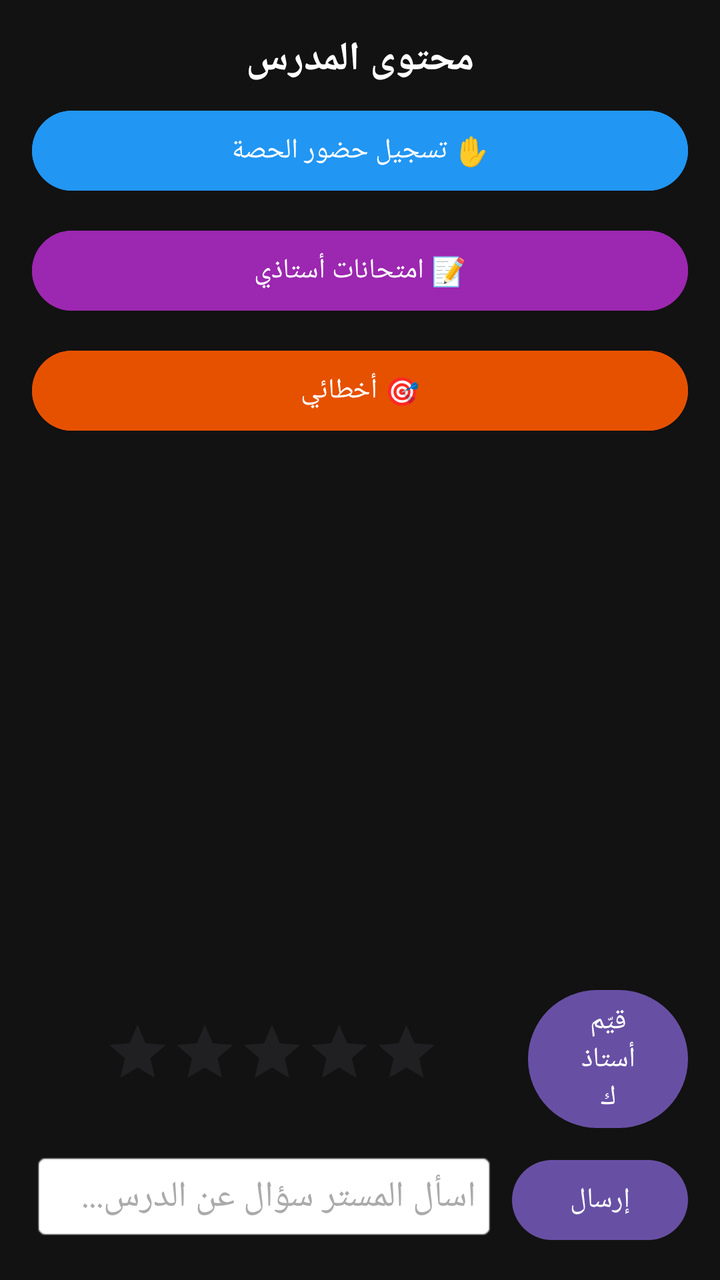
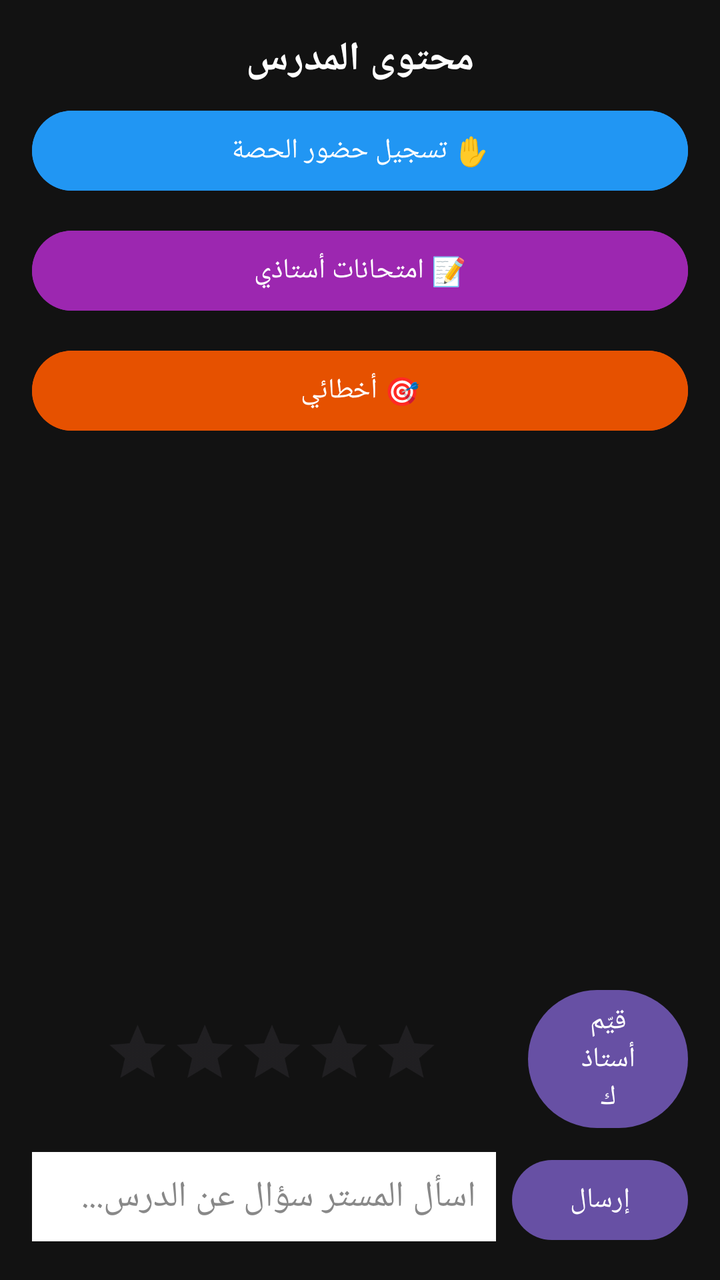

Before-and-after screenshots of an Android layout around one commit, followed by the original layout XML and the change that was made.
<!-- AndroidManifest.xml: application theme Theme.1Bac -->
<!-- res/layout/activity_teacher_content.xml -->
<?xml version="1.0" encoding="utf-8"?>
<LinearLayout xmlns:android="http://schemas.android.com/apk/res/android"
    android:layout_width="match_parent"
    android:layout_height="match_parent"
    android:orientation="vertical"
    android:padding="16dp"
    android:background="#121212">

    
    <TextView
        android:id="@+id/contentTeacherName"
        android:layout_width="match_parent"
        android:layout_height="wrap_content"
        android:text="محتوى المدرس"
        android:textColor="#FFFFFF"
        android:textSize="20sp"
        android:textStyle="bold"
        android:gravity="center"
        android:layout_marginBottom="8dp" />

    
    <Button
        android:id="@+id/btnMarkAttendance"
        android:layout_width="match_parent"
        android:layout_height="wrap_content"
        android:text="✋ تسجيل حضور الحصة"
        android:backgroundTint="#2196F3"
        android:textColor="#FFFFFF"
        android:layout_marginBottom="12dp" />
    <Button
        android:id="@+id/btnGoToExams"
        android:layout_width="match_parent"
        android:layout_height="wrap_content"
        android:text="📝 امتحانات أستاذي"
        android:backgroundTint="#9C27B0"
        android:textColor="#FFFFFF"
        android:layout_marginBottom="12dp" />
    <Button
        android:id="@+id/btnMyMistakes"
        android:layout_width="match_parent"
        android:layout_height="wrap_content"
        android:text="🎯 أخطائي"
        android:backgroundTint="#E65100"
        android:textColor="#FFFFFF"
        android:layout_marginBottom="12dp" />

    
    <TextView
        android:id="@+id/noContentText"
        android:layout_width="match_parent"
        android:layout_height="wrap_content"
        android:text="لا يوجد محتوى متاح حالياً"
        android:textColor="#888888"
        android:textSize="16sp"
        android:gravity="center"
        android:visibility="gone"
        android:layout_marginBottom="12dp" />

    
    <androidx.recyclerview.widget.RecyclerView
        android:id="@+id/contentRecyclerView"
        android:layout_width="match_parent"
        android:layout_height="0dp"
        android:layout_weight="1" />
    <LinearLayout
        android:layout_width="match_parent"
        android:layout_height="wrap_content"
        android:orientation="horizontal"
        android:gravity="center"
        android:layout_marginTop="8dp">

        <RatingBar
            android:id="@+id/teacherRatingBar"
            android:layout_width="wrap_content"
            android:layout_height="wrap_content"
            android:numStars="5"
            android:stepSize="1"
            android:isIndicator="false"
            android:scaleX="0.7"
            android:scaleY="0.7" />

        <Button
            android:id="@+id/btnSubmitRating"
            android:layout_width="wrap_content"
            android:layout_height="wrap_content"
            android:text="قيّم أستاذك"
            android:layout_marginStart="8dp" />
    </LinearLayout>

    
    <LinearLayout
        android:layout_width="match_parent"
        android:layout_height="wrap_content"
        android:orientation="horizontal"
        android:layout_marginTop="8dp">

        <EditText
            android:id="@+id/etQuestion"
            android:layout_width="0dp"
            android:layout_height="wrap_content"
            android:layout_weight="1"
            android:hint="اسأل المستر سؤال عن الدرس..."
            android:textColorHint="#AAAAAA"
            android:textColor="#FFFFFF"
            android:background="@android:drawable/editbox_background"
            android:padding="10dp" />

        <Button
            android:id="@+id/btnSendQuestion"
            android:layout_width="wrap_content"
            android:layout_height="wrap_content"
            android:text="إرسال"
            android:layout_marginStart="8dp" />
    </LinearLayout>

</LinearLayout>
<!-- resources referenced by this layout -->
<resources>
  <style name="Theme.1Bac" parent="Base.Theme.1Bac" />
  <style name="Base.Theme.1Bac" parent="Theme.Material3.DayNight.NoActionBar">
          
          
      </style>
</resources>

<!-- the commit's change to res/layout/activity_teacher_content.xml (unified diff, before → after) -->
@@ -100,9 +100,9 @@
             android:layout_height="wrap_content"
             android:layout_weight="1"
             android:hint="اسأل المستر سؤال عن الدرس..."
-            android:textColorHint="#AAAAAA"
-            android:textColor="#FFFFFF"
-            android:background="@android:drawable/editbox_background"
+            android:textColorHint="#888888"
+            android:textColor="#000000"
+            android:background="#FFFFFF"
             android:padding="10dp" />
 
         <Button
